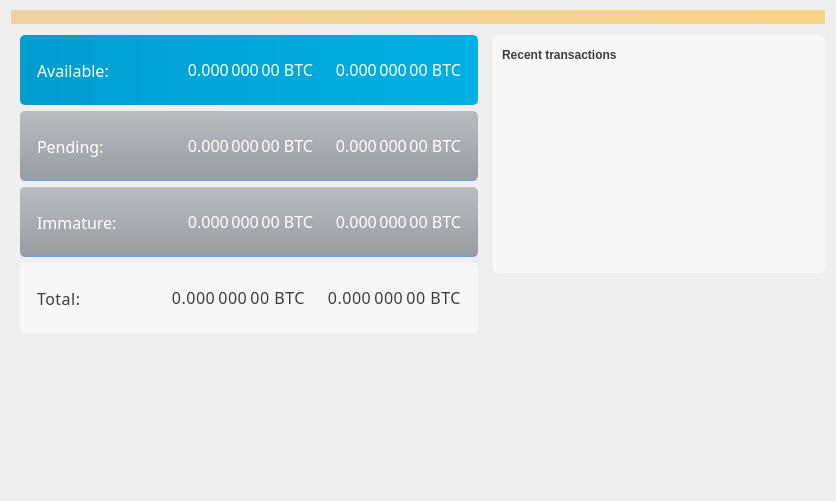
Above: src/qt/forms/overviewpage.ui from ecoinchain/ecoin before the change. Below: the same form after it.
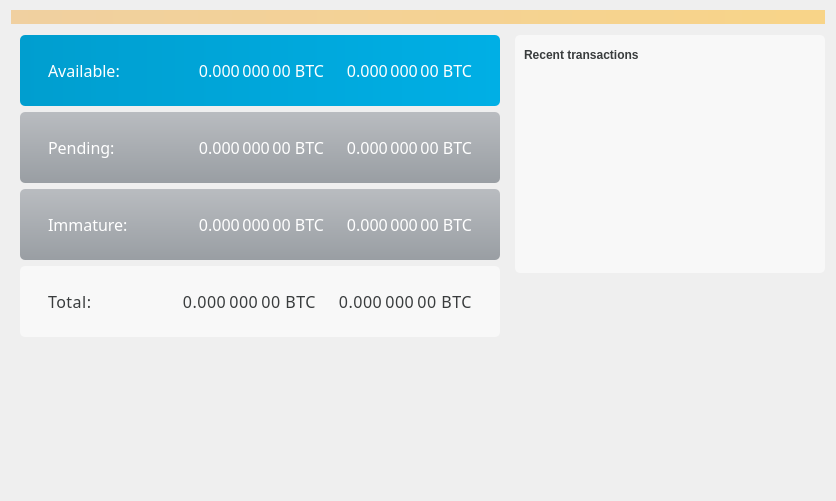
That is the form after the change. Icons and pictures are not drawn. Custom widgets are drawn as their Qt base class.

```diff
--- a/src/qt/forms/overviewpage.ui
+++ b/src/qt/forms/overviewpage.ui
@@ -16,7 +16,7 @@
   <property name="styleSheet">
    <string notr="true">#WatchImmature , #framePending{
 border-radius: 5px;
-background-color: qlineargradient(spread:pad, x1:0, y1:0, x2:0, y2:1, stop:0 rgba(185, 188, 192, 255), stop:0.973958 rgba(153, 158, 163, 255), stop:1 rgba(74, 163, 255, 255))
+background-color: qlineargradient(spread:pad, x1:0, y1:0, x2:0, y2:1, stop:0 rgba(185, 188, 192, 255), stop:1 rgba(153, 158, 163, 255))
 }
 
 QFrame#frameBalance {
@@ -122,6 +122,18 @@
              <number>0</number>
             </property>
             <layout class="QHBoxLayout" name="horizontalLayout_3">
+             <property name="leftMargin">
+              <number>20</number>
+             </property>
+             <property name="topMargin">
+              <number>20</number>
+             </property>
+             <property name="rightMargin">
+              <number>20</number>
+             </property>
+             <property name="bottomMargin">
+              <number>20</number>
+             </property>
              <item>
               <widget class="QLabel" name="labelBalanceText">
                <property name="text">
@@ -147,7 +159,7 @@
                <property name="font">
                 <font>
                  <family>.SF NS Text</family>
-                 <pointsize>24</pointsize>
+                 <pointsize>20</pointsize>
                  <weight>50</weight>
                  <italic>false</italic>
                  <bold>false</bold>
@@ -222,6 +234,18 @@
              <enum>QFrame::Raised</enum>
             </property>
             <layout class="QHBoxLayout" name="horizontalLayout_4">
+             <property name="leftMargin">
+              <number>20</number>
+             </property>
+             <property name="topMargin">
+              <number>20</number>
+             </property>
+             <property name="rightMargin">
+              <number>20</number>
+             </property>
+             <property name="bottomMargin">
+              <number>20</number>
+             </property>
              <item>
               <widget class="QLabel" name="labelPendingText">
                <property name="text">
@@ -247,7 +271,7 @@
                <property name="font">
                 <font>
                  <family>.SF NS Text</family>
-                 <pointsize>24</pointsize>
+                 <pointsize>20</pointsize>
                  <weight>50</weight>
                  <italic>false</italic>
                  <bold>false</bold>
@@ -325,6 +349,18 @@
              <enum>QFrame::Raised</enum>
             </property>
             <layout class="QHBoxLayout" name="horizontalLayout_5">
+             <property name="leftMargin">
+              <number>20</number>
+             </property>
+             <property name="topMargin">
+              <number>20</number>
+             </property>
+             <property name="rightMargin">
+              <number>20</number>
+             </property>
+             <property name="bottomMargin">
+              <number>20</number>
+             </property>
              <item>
               <widget class="QLabel" name="labelImmatureText">
                <property name="text">
@@ -350,7 +386,7 @@
                <property name="font">
                 <font>
                  <family>.SF NS Text</family>
-                 <pointsize>24</pointsize>
+                 <pointsize>20</pointsize>
                  <weight>50</weight>
                  <italic>false</italic>
                  <bold>false</bold>
@@ -425,6 +461,18 @@
              <enum>QFrame::Raised</enum>
             </property>
             <layout class="QHBoxLayout" name="horizontalLayout_6">
+             <property name="leftMargin">
+              <number>20</number>
+             </property>
+             <property name="topMargin">
+              <number>20</number>
+             </property>
+             <property name="rightMargin">
+              <number>20</number>
+             </property>
+             <property name="bottomMargin">
+              <number>20</number>
+             </property>
              <item>
               <widget class="QLabel" name="labelTotalText">
                <property name="text">
@@ -450,7 +498,7 @@
                <property name="font">
                 <font>
                  <family>.SF NS Text</family>
-                 <pointsize>24</pointsize>
+                 <pointsize>20</pointsize>
                  <weight>50</weight>
                  <italic>false</italic>
                  <bold>false</bold>
```
Left out of the diff: 8 changed lines with no effect on the pictures.
